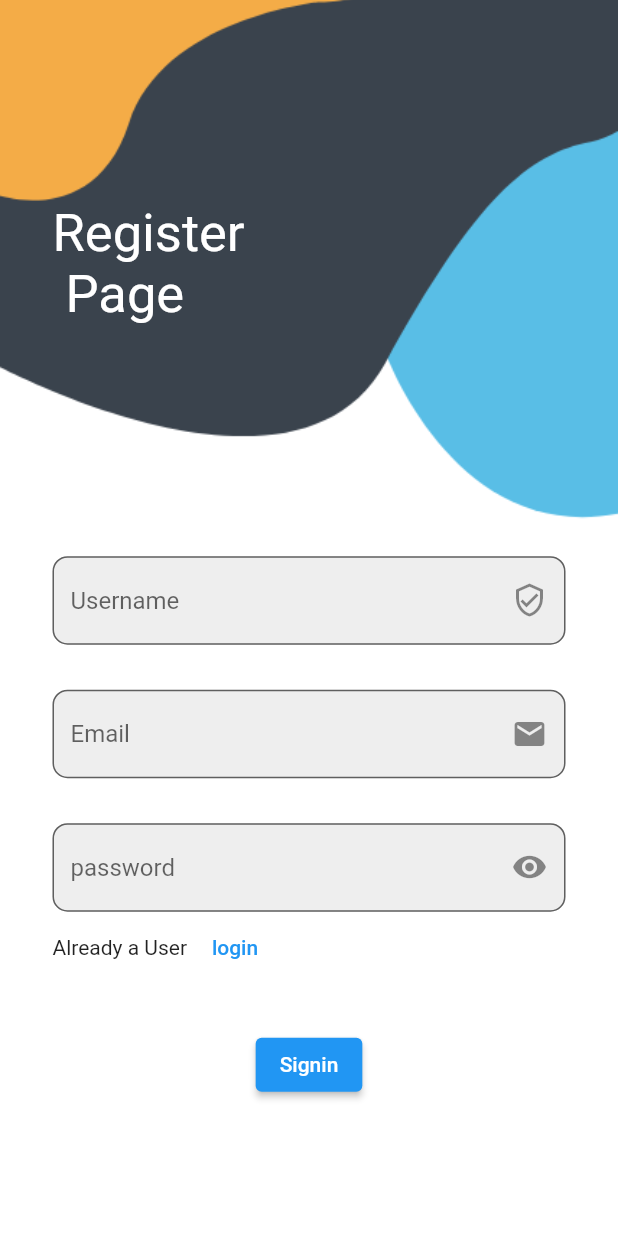
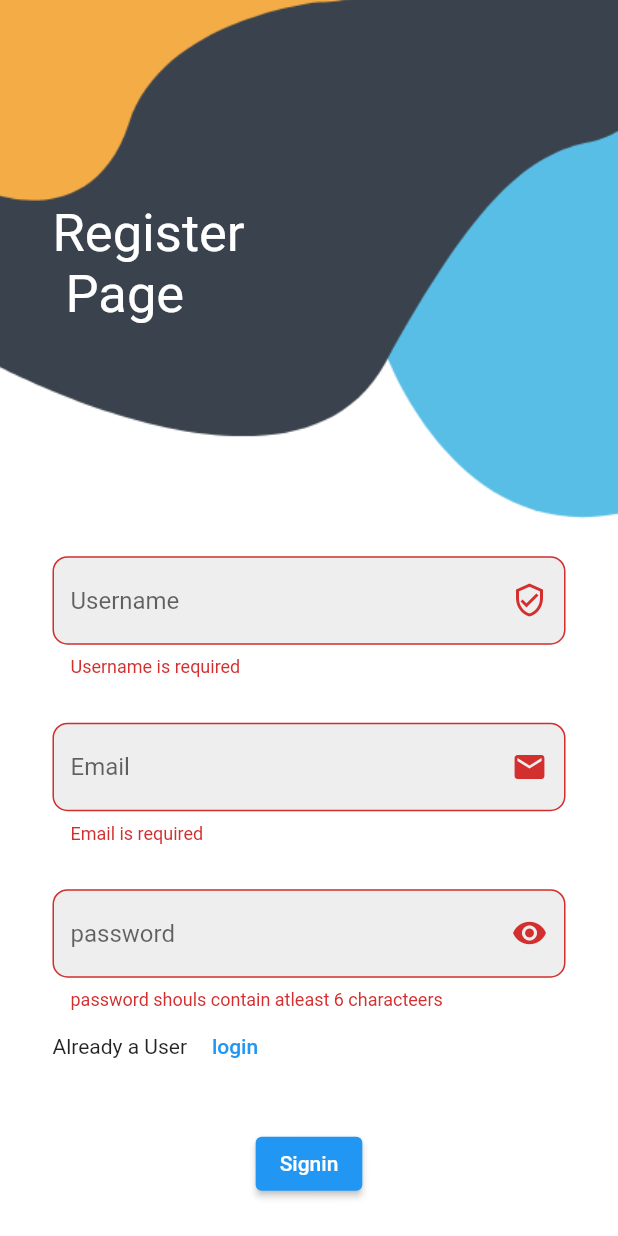
Before and after one commit to VishnuSudev/Flutter, a Flutter app: the RegisterPage screen opened by its route, after a tap on "Signin", on a phone screen of 412 x 824 dp. Run offline on Flutter 3.47's test engine with Material 2 defaults, Android fonts, the phone set to English and light mode, and no system bars; our stand-ins replace firebase_auth, firebase_core; accounts and stored records are empty.

Commit message:
login and register added

```diff
--- a/lib/main.dart
+++ b/lib/main.dart
@@ -1,9 +1,12 @@
 import 'package:demo/home.dart';
 import 'package:demo/login_page.dart';
 import 'package:demo/register.dart';
+import 'package:firebase_core/firebase_core.dart';
 import 'package:flutter/material.dart';
 
-void main() {
+void main() async {
+  WidgetsFlutterBinding.ensureInitialized();
+  await Firebase.initializeApp();
   runApp(const MyApp());
 }
 
--- a/lib/register.dart
+++ b/lib/register.dart
@@ -1,4 +1,5 @@
 import 'package:flutter/material.dart';
+import 'package:firebase_auth/firebase_auth.dart';
 
 class RegisterPage extends StatefulWidget {
   const RegisterPage({super.key});
@@ -8,7 +9,21 @@ class RegisterPage extends StatefulWidget {
 }
 
 class _RegisterPageState extends State<RegisterPage> {
-  var a=true;
+  var a = true;
+    var email = "";
+  var pass = "";
+  TextEditingController user=TextEditingController();
+  final _formKey = GlobalKey<FormState>();
+   void register() async {
+    try{
+    await FirebaseAuth.instance
+        .createUserWithEmailAndPassword(email: email, password: pass).then((value) => Navigator.pushNamed(context, 'home'));
+    }on FirebaseAuthException catch(e) {
+         ScaffoldMessenger.of(context).showSnackBar(SnackBar(content: Text(e.message.toString()),backgroundColor: Colors.red,));
+    }catch(e){
+      print(e);
+    }
+  }
   @override
   Widget build(BuildContext context) {
     return Container(
@@ -17,7 +32,10 @@ class _RegisterPageState extends State<RegisterPage> {
               image: AssetImage("assets/login.png"), fit: BoxFit.cover)),
       child: Scaffold(
         backgroundColor: Colors.transparent,
-        body: Stack(
+        body: Form(
+          key: _formKey,
+          child: SingleChildScrollView(
+            child: Stack(
               children: [
                 Container(
                   padding: const EdgeInsets.only(left: 35, top: 135),
@@ -29,63 +47,94 @@ class _RegisterPageState extends State<RegisterPage> {
                     ),
                   ),
                 ),
-            SingleChildScrollView(
-              child: Container(
+                Container(
                   padding: EdgeInsets.only(
                       top: MediaQuery.of(context).size.height * 0.45,
                       right: 35,
                       left: 35),
                   child: Column(children: [
-                  TextField(
+                    TextFormField(
                       decoration: InputDecoration(
                         suffixIcon: const Icon(Icons.verified_user_outlined),
                         fillColor: Colors.grey.shade200,
                         filled: true,
                         hintText: "Username",
                         border: OutlineInputBorder(
-                            borderRadius: BorderRadius.circular(10))),
+                            borderRadius: BorderRadius.circular(10)),
+                      ),
+                      validator: (value) {
+                        if (value == null || value.isEmpty) {
+                          return 'Username is required';
+                        }
+                        return null;
+                      },
+                      controller: user,
                     ),
                     const SizedBox(
                       height: 30,
                     ),
-                  TextField(
+                    TextFormField(
                       decoration: InputDecoration(
                         suffixIcon: const Icon(Icons.email),
                         fillColor: Colors.grey.shade200,
                         filled: true,
                         hintText: "Email",
                         border: OutlineInputBorder(
-                            borderRadius: BorderRadius.circular(10))),
+                          borderRadius: BorderRadius.circular(10),
+                        ),
+                      ),
+                      validator: (value) {
+                        if (value == null || value.isEmpty) {
+                          return 'Email is required';
+                        }
+                        return null;
+                      },
+                      onChanged: (value) {
+                        setState(() {
+                          email=value;
+                        });
+                      },
                     ),
                     const SizedBox(
                       height: 30,
                     ),
-                  TextField(
+                    TextFormField(
                       obscureText: a,
                       decoration: InputDecoration(
-
                         suffixIcon: IconButton(
                           onPressed: () {
-                              if(a==true){
+                            if (a == true) {
                               setState(() {
-                                  a=false;
-                                }
-
-                                );
-                              }
-                              else{
+                                a = false;
+                              });
+                            } else {
                               setState(() {
-                                    a=true;
+                                a = true;
                               });
                             }
                           },
-                            icon:a==true? const Icon(Icons.visibility):const Icon(Icons.visibility_off),
+                          icon: a == true
+                              ? const Icon(Icons.visibility)
+                              : const Icon(Icons.visibility_off),
                         ),
                         fillColor: Colors.grey.shade200,
                         filled: true,
                         hintText: "password",
                         border: OutlineInputBorder(
-                              borderRadius: BorderRadius.circular(10)))),
+                            borderRadius: BorderRadius.circular(10)),
+                      ),
+                      validator: (value) {
+                        if (value == null || value.length < 6) {
+                          return 'password shouls contain atleast 6 characteers';
+                        }
+                        return null;
+                      },
+                       onChanged: (value) {
+                        setState(() {
+                          pass=value;
+                        });
+                      },
+                    ),
                     Row(
                       children: [
                         const Text("Already a User"),
@@ -104,13 +153,20 @@ class _RegisterPageState extends State<RegisterPage> {
                       height: 30,
                     ),
                     ElevatedButton(
-                    onPressed: () {},
+                      onPressed: () {
+                        if (_formKey.currentState!.validate()) {
+                          register();
+                        } else {
+                          print("not");
+                        }
+                      },
                       child: const Text("Signin"),
                     ),
                   ]),
-              ),
                 )
               ],
+            ),
+          ),
         ),
       ),
     );
--- a/pubspec.yaml
+++ b/pubspec.yaml
@@ -36,6 +36,8 @@ dependencies:
   # The following adds the Cupertino Icons font to your application.
   # Use with the CupertinoIcons class for iOS style icons.
   cupertino_icons: ^1.0.2
+  firebase_auth: ^4.2.5
+  firebase_core: ^2.4.1
 
 dev_dependencies:
   flutter_test:
```
Also changed, not shown: lib/home.dart (+9 -0 lines), lib/login_page.dart (+80 -17 lines), pubspec.lock, 4 other files. Lines whose indentation alone changed are shown as unchanged.
